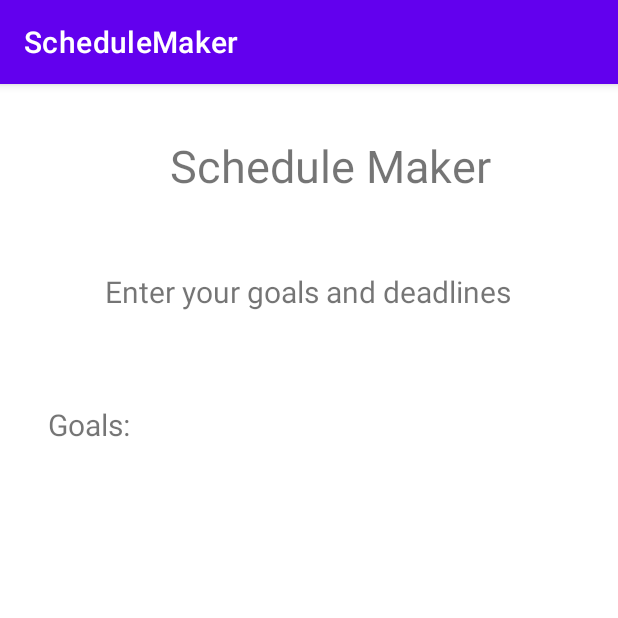
After one commit to ShanmuCode27/Shedule-Maker, an Android app: the GetGoals screen opened through its navigation route, on a phone screen of 412 x 824 dp, the top half of it. The commit adds this screen. Run offline under Robolectric (Android 15) with nearby library versions, the phone set to English and light mode, and no system bars.

Commit message:
created first layout

```diff
--- /dev/null
+++ b/app/src/main/java/com/shanmu/schedulemaker/GetGoals.java
@@ -0,0 +1,64 @@
+package com.shanmu.schedulemaker;
+
+import android.os.Bundle;
+
+import androidx.fragment.app.Fragment;
+
+import android.view.LayoutInflater;
+import android.view.View;
+import android.view.ViewGroup;
+
+/**
+ * A simple {@link Fragment} subclass.
+ * Use the {@link GetGoals#newInstance} factory method to
+ * create an instance of this fragment.
+ */
+public class GetGoals extends Fragment {
+
+    // TODO: Rename parameter arguments, choose names that match
+    // the fragment initialization parameters, e.g. ARG_ITEM_NUMBER
+    private static final String ARG_PARAM1 = "param1";
+    private static final String ARG_PARAM2 = "param2";
+
+    // TODO: Rename and change types of parameters
+    private String mParam1;
+    private String mParam2;
+
+    public GetGoals() {
+        // Required empty public constructor
+    }
+
+    /**
+     * Use this factory method to create a new instance of
+     * this fragment using the provided parameters.
+     *
+     * @param param1 Parameter 1.
+     * @param param2 Parameter 2.
+     * @return A new instance of fragment GetGoals.
+     */
+    // TODO: Rename and change types and number of parameters
+    public static GetGoals newInstance(String param1, String param2) {
+        GetGoals fragment = new GetGoals();
+        Bundle args = new Bundle();
+        args.putString(ARG_PARAM1, param1);
+        args.putString(ARG_PARAM2, param2);
+        fragment.setArguments(args);
+        return fragment;
+    }
+
+    @Override
+    public void onCreate(Bundle savedInstanceState) {
+        super.onCreate(savedInstanceState);
+        if (getArguments() != null) {
+            mParam1 = getArguments().getString(ARG_PARAM1);
+            mParam2 = getArguments().getString(ARG_PARAM2);
+        }
+    }
+
+    @Override
+    public View onCreateView(LayoutInflater inflater, ViewGroup container,
+                             Bundle savedInstanceState) {
+        // Inflate the layout for this fragment
+        return inflater.inflate(R.layout.fragment_get_goals, container, false);
+    }
+}
--- /dev/null
+++ b/app/src/main/java/com/shanmu/schedulemaker/StartScreen.java
@@ -0,0 +1,64 @@
+package com.shanmu.schedulemaker;
+
+import android.os.Bundle;
+
+import androidx.fragment.app.Fragment;
+
+import android.view.LayoutInflater;
+import android.view.View;
+import android.view.ViewGroup;
+
+/**
+ * A simple {@link Fragment} subclass.
+ * Use the {@link StartScreen#newInstance} factory method to
+ * create an instance of this fragment.
+ */
+public class StartScreen extends Fragment {
+
+    // TODO: Rename parameter arguments, choose names that match
+    // the fragment initialization parameters, e.g. ARG_ITEM_NUMBER
+    private static final String ARG_PARAM1 = "param1";
+    private static final String ARG_PARAM2 = "param2";
+
+    // TODO: Rename and change types of parameters
+    private String mParam1;
+    private String mParam2;
+
+    public StartScreen() {
+        // Required empty public constructor
+    }
+
+    /**
+     * Use this factory method to create a new instance of
+     * this fragment using the provided parameters.
+     *
+     * @param param1 Parameter 1.
+     * @param param2 Parameter 2.
+     * @return A new instance of fragment StartScreen.
+     */
+    // TODO: Rename and change types and number of parameters
+    public static StartScreen newInstance(String param1, String param2) {
+        StartScreen fragment = new StartScreen();
+        Bundle args = new Bundle();
+        args.putString(ARG_PARAM1, param1);
+        args.putString(ARG_PARAM2, param2);
+        fragment.setArguments(args);
+        return fragment;
+    }
+
+    @Override
+    public void onCreate(Bundle savedInstanceState) {
+        super.onCreate(savedInstanceState);
+        if (getArguments() != null) {
+            mParam1 = getArguments().getString(ARG_PARAM1);
+            mParam2 = getArguments().getString(ARG_PARAM2);
+        }
+    }
+
+    @Override
+    public View onCreateView(LayoutInflater inflater, ViewGroup container,
+                             Bundle savedInstanceState) {
+        // Inflate the layout for this fragment
+        return inflater.inflate(R.layout.fragment_start_screen, container, false);
+    }
+}
--- a/app/src/main/res/layout/activity_main.xml
+++ b/app/src/main/res/layout/activity_main.xml
@@ -6,13 +6,16 @@
     android:layout_height="match_parent"
     tools:context=".MainActivity">
 
-    <TextView
-        android:layout_width="wrap_content"
-        android:layout_height="wrap_content"
-        android:text="Hello World!"
+    <androidx.fragment.app.FragmentContainerView
+        android:id="@+id/fragmentContainerView"
+        android:name="androidx.navigation.fragment.NavHostFragment"
+        android:layout_width="match_parent"
+        android:layout_height="match_parent"
+        app:defaultNavHost="true"
         app:layout_constraintBottom_toBottomOf="parent"
-        app:layout_constraintLeft_toLeftOf="parent"
-        app:layout_constraintRight_toRightOf="parent"
-        app:layout_constraintTop_toTopOf="parent" />
-
+        app:layout_constraintEnd_toEndOf="parent"
+        app:layout_constraintStart_toStartOf="parent"
+        app:layout_constraintTop_toTopOf="parent"
+        app:navGraph="@navigation/app_nav"
+        tools:ignore="MissingConstraints" />
 </androidx.constraintlayout.widget.ConstraintLayout>
--- /dev/null
+++ b/app/src/main/res/layout/fragment_get_goals.xml
@@ -0,0 +1,73 @@
+<?xml version="1.0" encoding="utf-8"?>
+<FrameLayout xmlns:android="http://schemas.android.com/apk/res/android"
+    xmlns:app="http://schemas.android.com/apk/res-auto"
+    xmlns:tools="http://schemas.android.com/tools"
+    android:layout_width="match_parent"
+    android:layout_height="match_parent"
+    tools:context=".GetGoals">
+
+    <androidx.constraintlayout.widget.ConstraintLayout
+        android:layout_width="match_parent"
+        android:layout_height="match_parent">
+
+        <TextView
+            android:id="@+id/app_title"
+            android:layout_width="wrap_content"
+            android:layout_height="wrap_content"
+            android:text="Schedule Maker"
+            android:textSize="30sp"
+            app:layout_constraintBottom_toBottomOf="parent"
+            app:layout_constraintEnd_toEndOf="parent"
+            app:layout_constraintHorizontal_bias="0.571"
+            app:layout_constraintStart_toStartOf="parent"
+            app:layout_constraintTop_toTopOf="parent"
+            app:layout_constraintVertical_bias="0.047" />
+
+        <TextView
+            android:id="@+id/textView"
+            android:layout_width="wrap_content"
+            android:layout_height="wrap_content"
+            android:text="Enter your goals and deadlines"
+            android:textSize="20sp"
+            app:layout_constraintBottom_toBottomOf="parent"
+            app:layout_constraintEnd_toEndOf="parent"
+            app:layout_constraintHorizontal_bias="0.496"
+            app:layout_constraintStart_toStartOf="parent"
+            app:layout_constraintTop_toBottomOf="@+id/app_title"
+            app:layout_constraintVertical_bias="0.075" />
+
+        <ScrollView
+            android:layout_width="406dp"
+            android:layout_height="504dp"
+            android:layout_marginStart="1dp"
+            android:layout_marginTop="45dp"
+            android:layout_marginEnd="4dp"
+            android:layout_marginBottom="35dp"
+            app:layout_constraintBottom_toBottomOf="parent"
+            app:layout_constraintEnd_toEndOf="parent"
+            app:layout_constraintStart_toStartOf="parent"
+            app:layout_constraintTop_toBottomOf="@+id/textView">
+
+            <LinearLayout
+                android:layout_width="match_parent"
+                android:layout_height="wrap_content"
+                android:orientation="vertical"
+                >
+
+                <TextView
+                    android:id="@+id/goal_name"
+                    android:layout_width="match_parent"
+                    android:layout_height="wrap_content"
+                    android:layout_weight="1.0"
+                    android:text="Goals: "
+                    android:layout_marginLeft="30dp"
+                    android:textSize="20sp"
+                    app:textAllCaps="false"
+                    app:textLocale="Goal" />
+
+            </LinearLayout>
+
+        </ScrollView>
+
+    </androidx.constraintlayout.widget.ConstraintLayout>
+</FrameLayout>
--- /dev/null
+++ b/app/src/main/res/navigation/app_nav.xml
@@ -0,0 +1,22 @@
+<?xml version="1.0" encoding="utf-8"?>
+<navigation xmlns:android="http://schemas.android.com/apk/res/android"
+    xmlns:app="http://schemas.android.com/apk/res-auto"
+    xmlns:tools="http://schemas.android.com/tools"
+    android:id="@+id/app_nav"
+    app:startDestination="@id/startScreen">
+
+    <fragment
+        android:id="@+id/startScreen"
+        android:name="com.shanmu.schedulemaker.StartScreen"
+        android:label="fragment_start_screen"
+        tools:layout="@layout/fragment_start_screen" >
+        <action
+            android:id="@+id/action_startScreen_to_getGoals2"
+            app:destination="@id/getGoals2" />
+    </fragment>
+    <fragment
+        android:id="@+id/getGoals2"
+        android:name="com.shanmu.schedulemaker.GetGoals"
+        android:label="fragment_get_goals"
+        tools:layout="@layout/fragment_get_goals" />
+</navigation>
--- /dev/null
+++ b/app/src/main/res/values/dimens.xml
@@ -0,0 +1,5 @@
+<resources>
+    <!-- Default screen margins, per the Android Design guidelines. -->
+    <dimen name="fragment_horizontal_margin">16dp</dimen>
+    <dimen name="fragment_vertical_margin">16dp</dimen>
+</resources>
```
Also changed, not shown: app/build.gradle (+9 -0 lines), app/src/main/res/layout/fragment_start_screen.xml (added, +62 -0 lines), app/src/main/res/values/strings.xml (+11 -0 lines), 2 other files.
